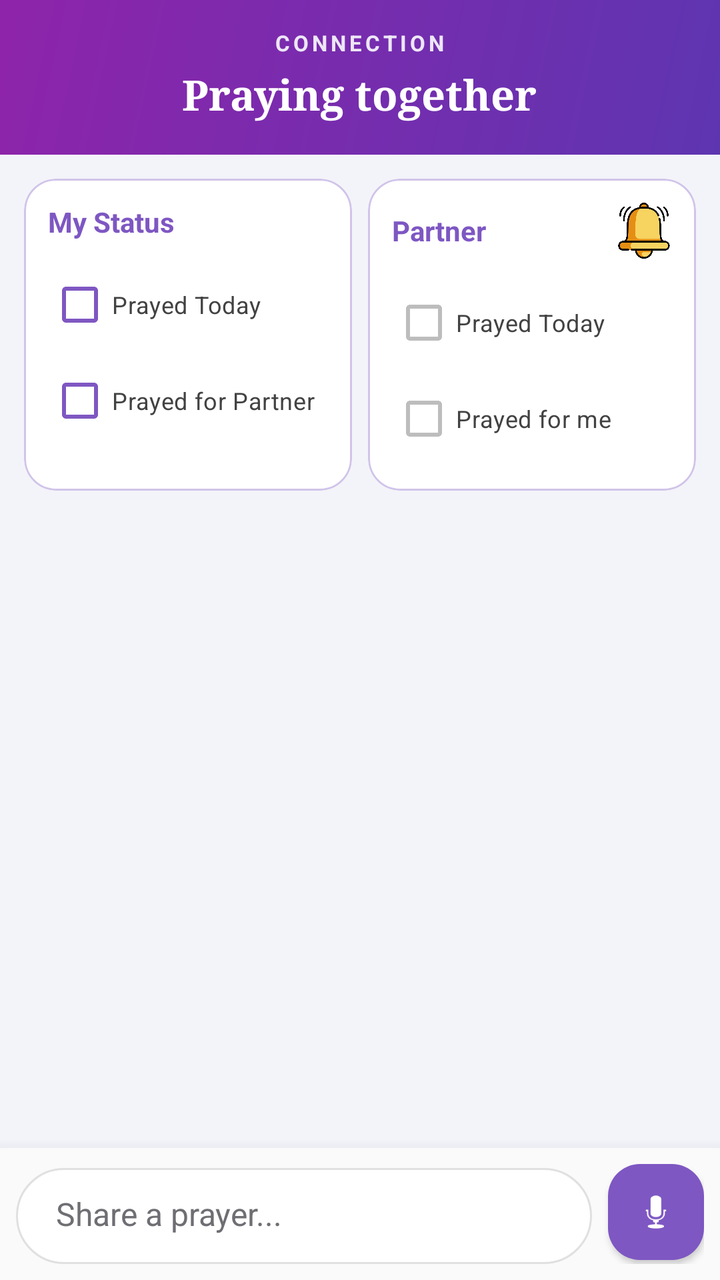
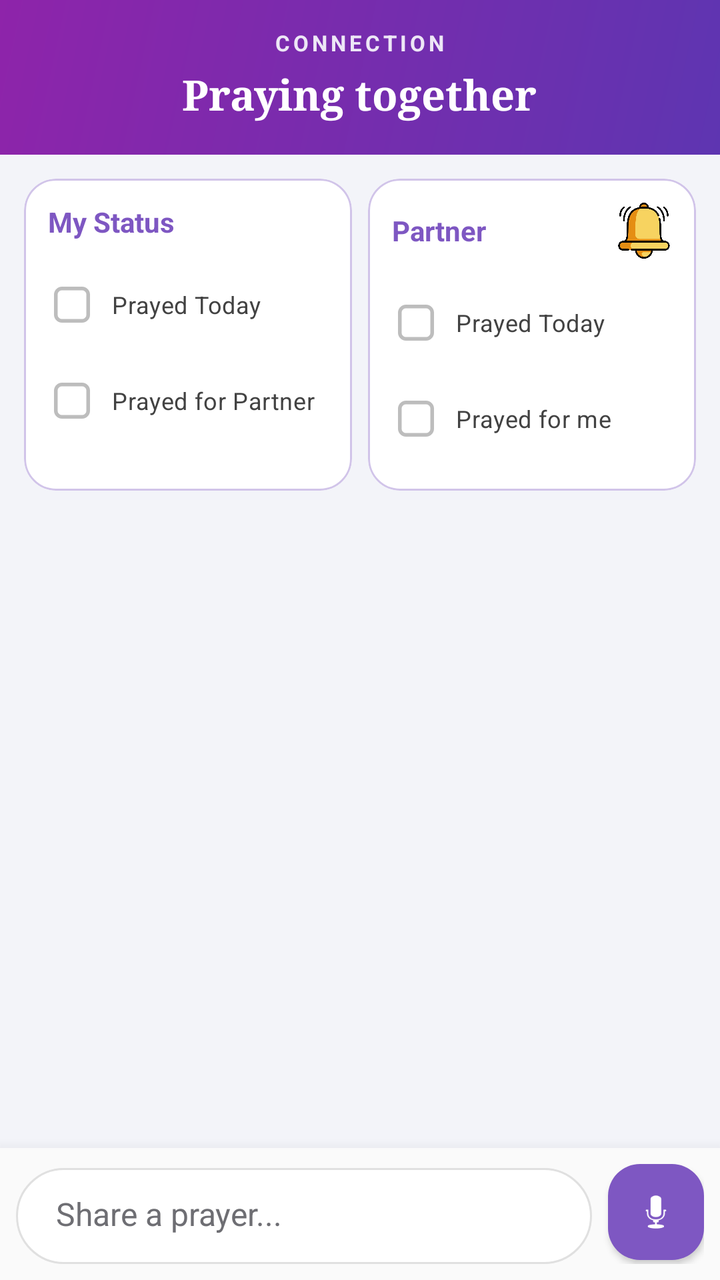

Before-and-after screenshots of an Android layout around one commit, followed by the original layout XML and the change that was made.
<!-- AndroidManifest.xml: application theme Theme.SpiritualTracker -->
<!-- res/layout/fragment_connection.xml -->
<?xml version="1.0" encoding="utf-8"?>
<RelativeLayout xmlns:android="http://schemas.android.com/apk/res/android"
    xmlns:app="http://schemas.android.com/apk/res-auto"
    android:layout_width="match_parent"
    android:layout_height="match_parent"
    android:background="#F3F4F9">

    
    <LinearLayout
        android:id="@+id/connectionHeader"
        android:layout_width="match_parent"
        android:layout_height="wrap_content"
        android:layout_alignParentTop="true"
        android:background="@drawable/bg_header_gradient"
        android:gravity="center"
        android:orientation="vertical"
        android:paddingHorizontal="20dp"
        android:paddingTop="14dp"
        android:paddingBottom="16dp">

        <TextView
            android:layout_width="wrap_content"
            android:layout_height="wrap_content"
            android:layout_marginBottom="4dp"
            android:letterSpacing="0.15"
            android:text="CONNECTION"
            android:textColor="#EDE7F6"
            android:textSize="11sp"
            android:textStyle="bold" />

        <TextView
            android:id="@+id/tvConnectionTitle"
            android:layout_width="wrap_content"
            android:layout_height="wrap_content"
            android:fontFamily="serif"
            android:text="Praying together"
            android:textColor="#FFFFFF"
            android:textSize="21sp"
            android:textStyle="bold" />
    </LinearLayout>

    <LinearLayout
        android:id="@+id/layoutTopCards"
        android:layout_width="match_parent"
        android:layout_height="wrap_content"
        android:layout_below="@id/connectionHeader"
        android:orientation="horizontal"
        android:padding="8dp"
        android:weightSum="2">

        <com.google.android.material.card.MaterialCardView
            android:layout_width="0dp"
            android:layout_height="match_parent"
            android:layout_weight="1"
            android:layout_margin="4dp"
            app:cardBackgroundColor="#FFFFFF"
            app:cardCornerRadius="16dp"
            app:cardElevation="0dp"
            app:strokeColor="#D1C4E9"
            app:strokeWidth="1dp">

            <LinearLayout
                android:layout_width="match_parent"
                android:layout_height="match_parent"
                android:orientation="vertical"
                android:padding="12dp">

                <TextView
                    android:layout_width="wrap_content"
                    android:layout_height="wrap_content"
                    android:text="My Status"
                    android:textColor="#7E57C2"
                    android:textSize="14sp"
                    android:textStyle="bold"
                    android:layout_marginBottom="8dp" />

                <CheckBox
                    android:id="@+id/cbMyPrayedToday"
                    android:layout_width="wrap_content"
                    android:layout_height="wrap_content"
                    android:text="Prayed Today"
                    android:textColor="#424242"
                    android:textSize="12sp"
                    android:buttonTint="#7E57C2" />

                <CheckBox
                    android:id="@+id/cbMyPrayedPartner"
                    android:layout_width="wrap_content"
                    android:layout_height="wrap_content"
                    android:text="Prayed for Partner"
                    android:textColor="#424242"
                    android:textSize="12sp"
                    android:buttonTint="#7E57C2" />
            </LinearLayout>
        </com.google.android.material.card.MaterialCardView>

        <com.google.android.material.card.MaterialCardView
            android:layout_width="0dp"
            android:layout_height="match_parent"
            android:layout_weight="1"
            android:layout_margin="4dp"
            app:cardBackgroundColor="#FFFFFF"
            app:cardCornerRadius="16dp"
            app:cardElevation="0dp"
            app:strokeColor="#D1C4E9"
            app:strokeWidth="1dp">

            <LinearLayout
                android:layout_width="match_parent"
                android:layout_height="match_parent"
                android:orientation="vertical"
                android:padding="12dp">

                <RelativeLayout
                    android:layout_width="match_parent"
                    android:layout_height="wrap_content"
                    android:layout_marginBottom="8dp">

                    <TextView
                        android:id="@+id/tvPartnerNameStatus"
                        android:layout_width="wrap_content"
                        android:layout_height="wrap_content"
                        android:layout_centerVertical="true"
                        android:text="Partner"
                        android:textColor="#7E57C2"
                        android:textSize="14sp"
                        android:textStyle="bold" />

                    <FrameLayout
                        android:id="@+id/btnNudgePartner"
                        android:layout_width="wrap_content"
                        android:layout_height="wrap_content"
                        android:layout_alignParentEnd="true"
                        android:layout_centerVertical="true"
                        android:clickable="true"
                        android:focusable="true"
                        android:background="?attr/selectableItemBackgroundBorderless">

                        <ImageView
                            android:layout_width="28dp"
                            android:layout_height="28dp"
                            android:src="@drawable/ic_nudge"
                            android:scaleType="fitCenter" />
                    </FrameLayout>
                </RelativeLayout>

                <CheckBox
                    android:id="@+id/cbPartnerPrayedToday"
                    android:layout_width="wrap_content"
                    android:layout_height="wrap_content"
                    android:text="Prayed Today"
                    android:textColor="#424242"
                    android:textSize="12sp"
                    android:clickable="false"
                    android:buttonTint="@color/partner_checkbox_tint" />

                <CheckBox
                    android:id="@+id/cbPartnerPrayedPartner"
                    android:layout_width="wrap_content"
                    android:layout_height="wrap_content"
                    android:text="Prayed for me"
                    android:textColor="#424242"
                    android:textSize="12sp"
                    android:clickable="false"
                    android:buttonTint="@color/partner_checkbox_tint" />
            </LinearLayout>
        </com.google.android.material.card.MaterialCardView>
    </LinearLayout>

    <androidx.recyclerview.widget.RecyclerView
        android:id="@+id/rvConnectionFeed"
        android:layout_width="match_parent"
        android:layout_height="match_parent"
        android:layout_above="@id/layoutConnectionBar"
        android:layout_below="@id/layoutTopCards"
        android:clipToPadding="false"
        android:paddingBottom="8dp" />

    <LinearLayout
        android:id="@+id/layoutConnectionBar"
        android:layout_width="match_parent"
        android:layout_height="wrap_content"
        android:layout_alignParentBottom="true"
        android:background="#FAFAFA"
        android:elevation="12dp"
        android:gravity="bottom"
        android:orientation="horizontal"
        android:paddingHorizontal="8dp"
        android:paddingVertical="8dp">

        <LinearLayout
            android:layout_width="0dp"
            android:layout_height="wrap_content"
            android:layout_weight="1"
            android:background="@drawable/bg_chat_input"
            android:orientation="vertical">

            <LinearLayout
                android:id="@+id/layoutMessagePreview"
                android:layout_width="match_parent"
                android:layout_height="wrap_content"
                android:background="#F5F5F5"
                android:orientation="horizontal"
                android:padding="8dp"
                android:visibility="gone">

                <View
                    android:layout_width="4dp"
                    android:layout_height="match_parent"
                    android:background="#7E57C2" />

                <LinearLayout
                    android:layout_width="0dp"
                    android:layout_height="wrap_content"
                    android:layout_weight="1"
                    android:orientation="vertical"
                    android:paddingStart="8dp">

                    <TextView
                        android:id="@+id/tvMessagePreviewName"
                        android:layout_width="wrap_content"
                        android:layout_height="wrap_content"
                        android:text="Partner"
                        android:textColor="#7E57C2"
                        android:textSize="12sp"
                        android:textStyle="bold" />

                    <TextView
                        android:id="@+id/tvMessagePreviewText"
                        android:layout_width="wrap_content"
                        android:layout_height="wrap_content"
                        android:ellipsize="end"
                        android:maxLines="1"
                        android:textColor="#555555"
                        android:textSize="14sp" />
                </LinearLayout>

                <ImageButton
                    android:id="@+id/btnClosePreview"
                    android:layout_width="24dp"
                    android:layout_height="24dp"
                    android:background="?selectableItemBackgroundBorderless"
                    android:src="@android:drawable/ic_menu_close_clear_cancel"
                    app:tint="#9E9E9E" />
            </LinearLayout>

            <FrameLayout
                android:layout_width="match_parent"
                android:layout_height="wrap_content"
                android:minHeight="48dp">

                <TextView
                    android:id="@+id/tvTypingIndicator"
                    android:layout_width="wrap_content"
                    android:layout_height="wrap_content"
                    android:layout_marginStart="16dp"
                    android:layout_marginBottom="4dp"
                    android:text="Partner is typing..."
                    android:textColor="#7E57C2"
                    android:textSize="13sp"
                    android:textStyle="italic"
                    android:visibility="gone" />

                <EditText
                    android:id="@+id/etMessageInput"
                    android:layout_width="match_parent"
                    android:layout_height="wrap_content"
                    android:background="@null"
                    android:hint="Share a prayer..."
                    android:inputType="textMultiLine|textCapSentences"
                    android:maxLines="5"
                    android:paddingHorizontal="20dp"
                    android:paddingVertical="12dp"
                    android:textColor="#1A1A1A"
                    android:textColorHint="#6E6E73"
                    android:textSize="16sp" />

                <LinearLayout
                    android:id="@+id/layoutRecordingUI"
                    android:layout_width="match_parent"
                    android:layout_height="match_parent"
                    android:layout_gravity="center"
                    android:baselineAligned="false"
                    android:gravity="center_vertical"
                    android:orientation="horizontal"
                    android:paddingHorizontal="8dp"
                    android:visibility="gone">

                    <ImageButton
                        android:id="@+id/btnDiscardAudio"
                        android:layout_width="36dp"
                        android:layout_height="36dp"
                        android:layout_gravity="center_vertical"
                        android:background="?attr/selectableItemBackgroundBorderless"
                        android:src="@android:drawable/ic_menu_delete"
                        app:tint="#E53935" />

                    <TextView
                        android:id="@+id/tvRecordTimer"
                        android:layout_width="0dp"
                        android:layout_height="wrap_content"
                        android:layout_gravity="center_vertical"
                        android:layout_weight="1"
                        android:gravity="center"
                        android:text="00:00"
                        android:textColor="#7E57C2"
                        android:textSize="16sp"
                        android:textStyle="bold" />

                    <ImageButton
                        android:id="@+id/btnSendAudio"
                        android:layout_width="36dp"
                        android:layout_height="36dp"
                        android:layout_gravity="center_vertical"
                        android:background="@drawable/circle_background"
                        android:backgroundTint="#7E57C2"
                        android:src="@android:drawable/ic_menu_send"
                        app:tint="#FFFFFF" />
                </LinearLayout>
            </FrameLayout>
        </LinearLayout>

        <com.google.android.material.floatingactionbutton.FloatingActionButton
            android:id="@+id/btnSendOrRecord"
            android:layout_width="wrap_content"
            android:layout_height="wrap_content"
            android:layout_marginStart="8dp"
            android:layout_marginBottom="2dp"
            android:src="@android:drawable/ic_btn_speak_now"
            app:backgroundTint="#7E57C2"
            app:borderWidth="0dp"
            app:elevation="2dp"
            app:fabCustomSize="48dp"
            app:tint="#FFFFFF" />

    </LinearLayout>

</RelativeLayout>
<!-- resources referenced by this layout -->
<resources>
  <!-- drawable bg_chat_input (drawable) -->
  <?xml version="1.0" encoding="utf-8"?>
  <shape xmlns:android="http://schemas.android.com/apk/res/android"
      android:shape="rectangle">
      <solid android:color="#FFFFFF" /> <stroke android:width="1dp" android:color="#E0E0E0" /> <corners android:radius="28dp" /> </shape>
  <!-- drawable bg_header_gradient (drawable) -->
  <?xml version="1.0" encoding="utf-8"?>
  <shape xmlns:android="http://schemas.android.com/apk/res/android" android:shape="rectangle">
      <gradient
          android:startColor="#5E35B1"
          android:endColor="#8E24AA"
          android:angle="135"/>
  
  
  </shape>
  <!-- drawable circle_background (drawable) -->
  <?xml version="1.0" encoding="utf-8"?>
  <shape xmlns:android="http://schemas.android.com/apk/res/android"
      android:shape="oval">
      <solid android:color="#FFFFFF" />
  </shape>
  <!-- drawable ic_nudge: png bitmap (drawable, 23362 bytes) -->
  <style name="Theme.SpiritualTracker" parent="Base.Theme.SpiritualTracker" />
  <style name="Base.Theme.SpiritualTracker" parent="Theme.Material3.DayNight.NoActionBar">
          <item name="colorPrimary">#7E57C2</item>
          <item name="colorOnPrimary">#FFFFFF</item>
          <item name="colorSecondaryContainer">#D1C4E9</item>
          <item name="colorOnSecondaryContainer">#7E57C2</item>
          <item name="android:windowBackground">#F3F4F9</item>
          
          <item name="android:navigationBarColor">#F5F5F5</item>
          <item name="android:windowLightNavigationBar" tools:targetApi="27">true</item>
      </style>
</resources>

<!-- the commit's change to res/layout/fragment_connection.xml (unified diff, before → after) -->
@@ -81,7 +81,10 @@
                     android:text="Prayed Today"
                     android:textColor="#424242"
                     android:textSize="12sp"
-                    android:buttonTint="#7E57C2" />
+                    android:button="@drawable/cb_mine"
+                    android:paddingStart="8dp"
+                    app:buttonTint="@null"
+                    app:useMaterialThemeColors="false" />
 
                 <CheckBox
                     android:id="@+id/cbMyPrayedPartner"
@@ -90,7 +93,10 @@
                     android:text="Prayed for Partner"
                     android:textColor="#424242"
                     android:textSize="12sp"
-                    android:buttonTint="#7E57C2" />
+                    android:button="@drawable/cb_mine"
+                    android:paddingStart="8dp"
+                    app:buttonTint="@null"
+                    app:useMaterialThemeColors="false" />
             </LinearLayout>
         </com.google.android.material.card.MaterialCardView>
 
@@ -152,7 +158,10 @@
                     android:textColor="#424242"
                     android:textSize="12sp"
                     android:clickable="false"
-                    android:buttonTint="@color/partner_checkbox_tint" />
+                    android:button="@drawable/cb_partner"
+                    android:paddingStart="8dp"
+                    app:buttonTint="@null"
+                    app:useMaterialThemeColors="false" />
 
                 <CheckBox
                     android:id="@+id/cbPartnerPrayedPartner"
@@ -162,7 +171,10 @@
                     android:textColor="#424242"
                     android:textSize="12sp"
                     android:clickable="false"
-                    android:buttonTint="@color/partner_checkbox_tint" />
+                    android:button="@drawable/cb_partner"
+                    android:paddingStart="8dp"
+                    app:buttonTint="@null"
+                    app:useMaterialThemeColors="false" />
             </LinearLayout>
         </com.google.android.material.card.MaterialCardView>
     </LinearLayout>
@@ -214,7 +226,9 @@
                     android:layout_height="wrap_content"
                     android:layout_weight="1"
                     android:orientation="vertical"
-                    android:paddingStart="8dp">
+                    android:paddingStart="8dp"
+                    app:buttonTint="@null"
+                    app:useMaterialThemeColors="false">
 
                     <TextView
                         android:id="@+id/tvMessagePreviewName"
<!-- resource entries referenced after the edit -->
@@ -15,6 +15,18 @@
   
   
   </shape>
+  <!-- drawable cb_mine (drawable) -->
+  <?xml version="1.0" encoding="utf-8"?>
+  <selector xmlns:android="http://schemas.android.com/apk/res/android">
+      <item android:state_checked="true" android:drawable="@drawable/cb_on_mine" />
+      <item android:drawable="@drawable/cb_off" />
+  </selector>
+  <!-- drawable cb_partner (drawable) -->
+  <?xml version="1.0" encoding="utf-8"?>
+  <selector xmlns:android="http://schemas.android.com/apk/res/android">
+      <item android:state_checked="true" android:drawable="@drawable/cb_on_partner" />
+      <item android:drawable="@drawable/cb_off" />
+  </selector>
   <!-- drawable circle_background (drawable) -->
   <?xml version="1.0" encoding="utf-8"?>
   <shape xmlns:android="http://schemas.android.com/apk/res/android"
@@ -23,7 +35,37 @@
   </shape>
   <!-- drawable ic_nudge: png bitmap (drawable, 23362 bytes) -->
   <style name="Theme.SpiritualTracker" parent="Base.Theme.SpiritualTracker" />
-  <style name="Base.Theme.SpiritualTracker" parent="Theme.Material3.DayNight.NoActionBar">
+  <!-- drawable cb_on_mine (drawable) -->
+  <?xml version="1.0" encoding="utf-8"?>
+  <vector xmlns:android="http://schemas.android.com/apk/res/android"
+      android:width="24dp" android:height="24dp"
+      android:viewportWidth="24" android:viewportHeight="24">
+      <path android:fillColor="#7E57C2"
+          android:pathData="M7,3h10a4,4 0,0 1,4 4v10a4,4 0,0 1,-4 4H7a4,4 0,0 1,-4 -4V7a4,4 0,0 1,4 -4z" />
+      <path android:strokeColor="#FFFFFF" android:strokeWidth="2.4"
+          android:strokeLineCap="round" android:strokeLineJoin="round"
+          android:pathData="M7.6,12.4l3,3l5.8,-6.6" />
+  </vector>
+  <!-- drawable cb_off (drawable) -->
+  <?xml version="1.0" encoding="utf-8"?>
+  <vector xmlns:android="http://schemas.android.com/apk/res/android"
+      android:width="24dp" android:height="24dp"
+      android:viewportWidth="24" android:viewportHeight="24">
+      <path android:strokeColor="#BDBDBD" android:strokeWidth="1.8"
+          android:pathData="M7,3.9h10a3.1,3.1 0,0 1,3.1 3.1v10a3.1,3.1 0,0 1,-3.1 3.1H7a3.1,3.1 0,0 1,-3.1 -3.1V7a3.1,3.1 0,0 1,3.1 -3.1z" />
+  </vector>
+  <!-- drawable cb_on_partner (drawable) -->
+  <?xml version="1.0" encoding="utf-8"?>
+  <vector xmlns:android="http://schemas.android.com/apk/res/android"
+      android:width="24dp" android:height="24dp"
+      android:viewportWidth="24" android:viewportHeight="24">
+      <path android:fillColor="#2E7D32"
+          android:pathData="M7,3h10a4,4 0,0 1,4 4v10a4,4 0,0 1,-4 4H7a4,4 0,0 1,-4 -4V7a4,4 0,0 1,4 -4z" />
+      <path android:strokeColor="#FFFFFF" android:strokeWidth="2.4"
+          android:strokeLineCap="round" android:strokeLineJoin="round"
+          android:pathData="M7.6,12.4l3,3l5.8,-6.6" />
+  </vector>
+  <style name="Base.Theme.SpiritualTracker" parent="Theme.Material3.Light.NoActionBar">
           <item name="colorPrimary">#7E57C2</item>
           <item name="colorOnPrimary">#FFFFFF</item>
           <item name="colorSecondaryContainer">#D1C4E9</item>
